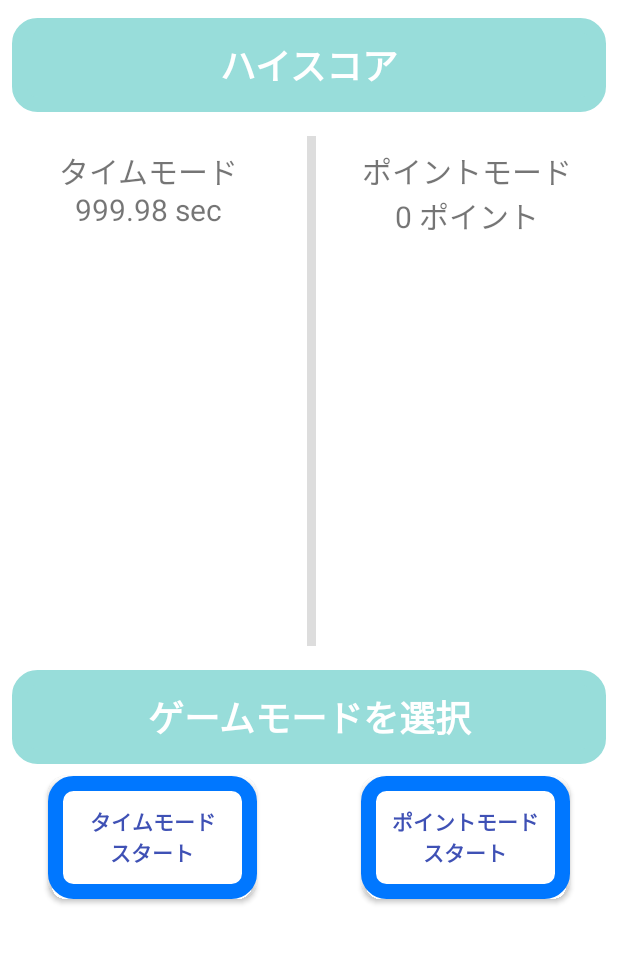
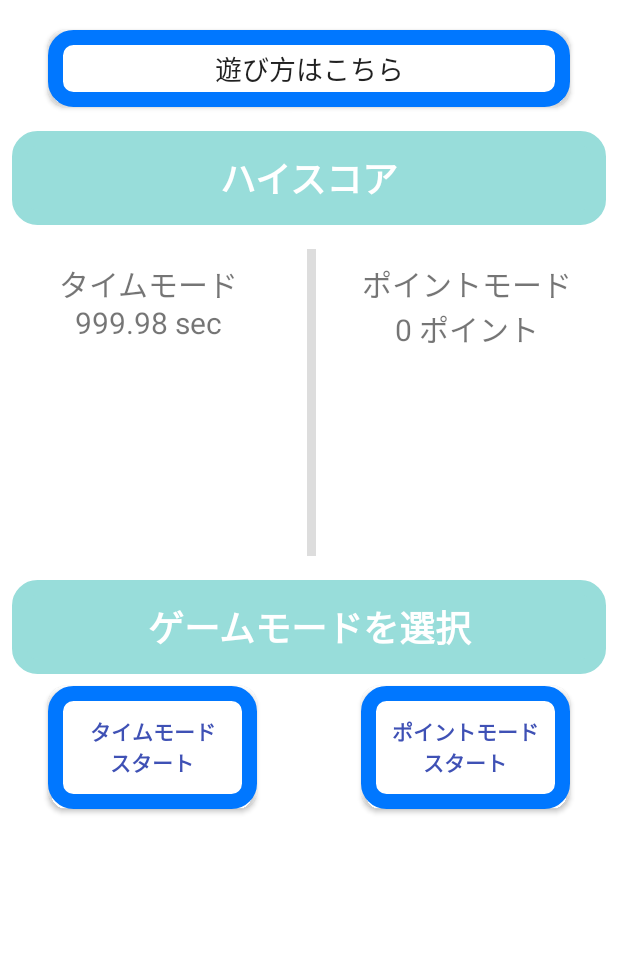
Before and after one commit to Bluewind12/KenKenPaApp, an Android app: the screen it shows after launch (MainActivity), on a phone screen of 412 x 824 dp, the part 250-1214 px from its top. Run offline under Robolectric (Android 15) with nearby library versions, the phone set to English and light mode, and no system bars; plain views replace NendAdView.

Commit message:
リードミーへ飛ぶボタンの用意

```diff
--- a/app/src/main/AndroidManifest.xml
+++ b/app/src/main/AndroidManifest.xml
@@ -39,7 +39,7 @@
             android:label="おわり"
             android:screenOrientation="portrait" />
         <activity
-            android:name=".readMeActivity"
+            android:name=".ReadMeActivity"
             android:label="説明書"
             android:screenOrientation="portrait" />
     </application>
--- a/app/src/main/java/momonyan/speedselector/MainActivity.kt
+++ b/app/src/main/java/momonyan/speedselector/MainActivity.kt
@@ -5,14 +5,15 @@ import android.content.Intent
 import android.content.SharedPreferences
 import android.graphics.Point
 import android.net.Uri
-import android.support.v7.app.AppCompatActivity
 import android.os.Bundle
 import android.support.v7.app.AlertDialog
+import android.support.v7.app.AppCompatActivity
 import android.util.Log
 import android.view.Menu
 import android.view.MenuItem
 import android.widget.Button
 import android.widget.TextView
+import kotlinx.android.synthetic.main.activity_main.*
 
 class MainActivity : AppCompatActivity() {
     private lateinit var timeAttackPlayButton: Button
@@ -39,6 +40,10 @@ class MainActivity : AppCompatActivity() {
         scoreAttackPlayButton.setOnClickListener {
             intent.putExtra("standby", 1)
             startActivity(intent)
+        }
+
+        readMeJumpButton.setOnClickListener {
+            startActivity(Intent(this, ReadMeActivity::class.java))
         }
 
 
@@ -73,7 +78,7 @@ class MainActivity : AppCompatActivity() {
     override fun onOptionsItemSelected(item: MenuItem): Boolean {
         when (item.itemId) {
             R.id.action_menu1 -> {
-                startActivity(Intent(this, readMeActivity::class.java))
+                startActivity(Intent(this, ReadMeActivity::class.java))
                 return true
             }
             R.id.action_menu2 -> {
--- a/app/src/main/java/momonyan/speedselector/readMeActivity.kt
+++ b/app/src/main/java/momonyan/speedselector/ReadMeActivity.kt
@@ -6,7 +6,7 @@ import android.view.View
 import android.view.ViewGroup
 import kotlinx.android.synthetic.main.readme_layout.*
 
-class readMeActivity : AppCompatActivity() {
+class ReadMeActivity : AppCompatActivity() {
     private var marginListScore:Int = 0
     private var marginListScore2:Int = 0
     override fun onCreate(savedInstanceState: Bundle?) {
--- a/app/src/main/res/layout/activity_main.xml
+++ b/app/src/main/res/layout/activity_main.xml
@@ -48,26 +48,26 @@
         android:layout_width="wrap_content"
         android:layout_height="wrap_content"
         android:layout_marginStart="32dp"
-        android:layout_marginBottom="8dp"
+        android:layout_marginTop="8dp"
         android:background="@drawable/style_button"
         android:text="@string/start1"
         android:textColor="@color/colorPrimary"
         android:textStyle="bold"
-        app:layout_constraintBottom_toTopOf="@+id/nend"
-        app:layout_constraintStart_toStartOf="parent" />
+        app:layout_constraintStart_toStartOf="parent"
+        app:layout_constraintTop_toBottomOf="@+id/textView3" />
 
     <Button
         android:id="@+id/startButton2"
         android:layout_width="wrap_content"
         android:layout_height="wrap_content"
+        android:layout_marginTop="8dp"
         android:layout_marginEnd="32dp"
-        android:layout_marginBottom="8dp"
         android:background="@drawable/style_button"
         android:text="@string/start2"
         android:textColor="@color/colorPrimary"
         android:textStyle="bold"
-        app:layout_constraintBottom_toTopOf="@+id/nend"
-        app:layout_constraintEnd_toEndOf="parent" />
+        app:layout_constraintEnd_toEndOf="parent"
+        app:layout_constraintTop_toBottomOf="@+id/textView3" />
 
     <TextView
         android:id="@+id/highScore_Time"
@@ -108,8 +108,9 @@
         android:textSize="24sp"
         android:textStyle="bold"
         app:layout_constraintEnd_toEndOf="parent"
+        app:layout_constraintHorizontal_bias="0.0"
         app:layout_constraintStart_toStartOf="parent"
-        app:layout_constraintTop_toBottomOf="@+id/mainTitleText" />
+        app:layout_constraintTop_toBottomOf="@+id/readMeJumpButton" />
 
     <View
         android:id="@+id/view"
@@ -131,6 +132,7 @@
         android:layout_width="0dp"
         android:layout_height="wrap_content"
         android:layout_marginStart="8dp"
+        android:layout_marginTop="8dp"
         android:layout_marginEnd="8dp"
         android:layout_marginBottom="8dp"
         android:background="@drawable/style_high_score"
@@ -139,9 +141,10 @@
         android:textColor="@android:color/white"
         android:textSize="24sp"
         android:textStyle="bold"
-        app:layout_constraintBottom_toTopOf="@+id/startButton2"
+        app:layout_constraintBottom_toTopOf="@+id/nend"
         app:layout_constraintEnd_toEndOf="parent"
-        app:layout_constraintStart_toStartOf="parent" />
+        app:layout_constraintStart_toStartOf="parent"
+        app:layout_constraintTop_toBottomOf="@+id/highScore_Time" />
 
     <net.nend.android.NendAdView
         android:id="@+id/nend"
@@ -153,4 +156,18 @@
         nendsdk:NendApiKey="11008a7125af32e7991b4184fb019ce517fa37ff"
         nendsdk:NendSpotId="918907" />
 
+    <Button
+        android:id="@+id/readMeJumpButton"
+        android:layout_width="0dp"
+        android:layout_height="wrap_content"
+        android:layout_marginStart="32dp"
+        android:layout_marginTop="24dp"
+        android:layout_marginEnd="32dp"
+        android:background="@drawable/style_button"
+        android:text="@string/readme_jump"
+        android:textSize="18sp"
+        app:layout_constraintEnd_toEndOf="parent"
+        app:layout_constraintStart_toStartOf="parent"
+        app:layout_constraintTop_toBottomOf="@+id/mainTitleText" />
+
 </android.support.constraint.ConstraintLayout>
--- a/app/src/main/res/values/strings.xml
+++ b/app/src/main/res/values/strings.xml
@@ -51,6 +51,7 @@
     <!-- 画面説明用 -->
     <string name="pointModeReadMe">①:残り時間\n②正解数と間違った回数:\n③:問題図形\n④:回答図形ボタン(3種類あるぞ！)\n\nこの場合は、●のボタンが正解！</string>
     <string name="scoreModeReadMe">①:残り回数\n②:問題図形\n③:回答図形ボタン(3種類あるぞ！)\n\nこの場合は、×のボタンが正解！</string>
+    <string name="readme_jump">遊び方はこちら</string>
 
     <!-- ポイントアタック用 -->
 </resources>
```
